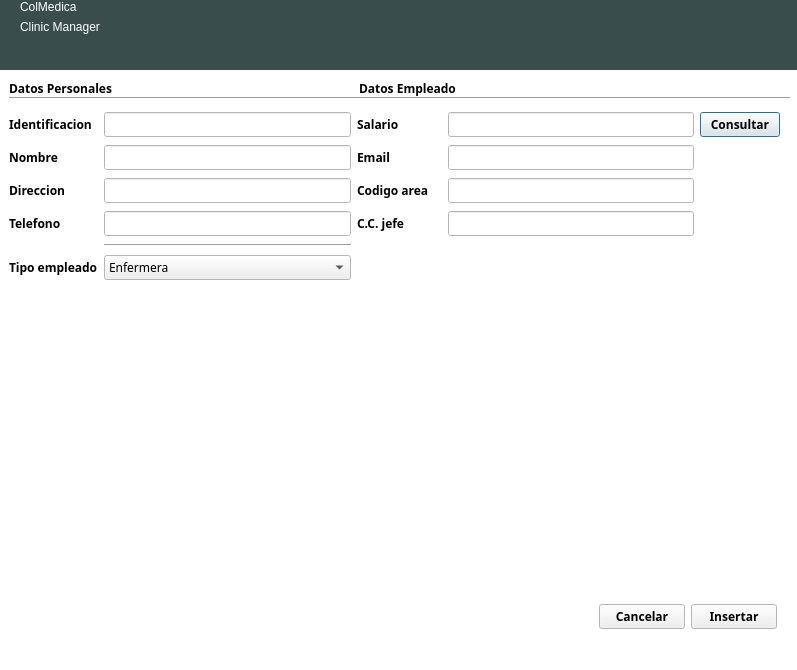
Old version of the form gui/administrador_uis/DialogEmpleado.ui in the repository BryanTabarez/ProyectoBD.
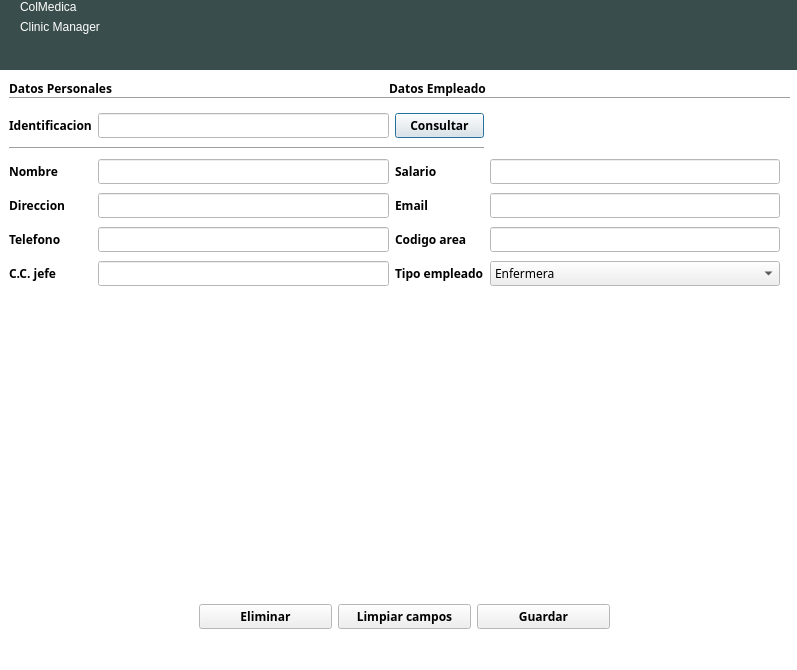
New version of the form.

```diff
--- a/gui/administrador_uis/DialogEmpleado.ui
+++ b/gui/administrador_uis/DialogEmpleado.ui
@@ -281,27 +281,11 @@
       <x>10</x>
       <y>40</y>
       <width>771</width>
-      <height>176</height>
+      <height>180</height>
      </rect>
     </property>
     <layout class="QGridLayout" name="gridLayout">
-     <item row="0" column="3">
-      <widget class="QLineEdit" name="lineEditSalario">
-       <property name="font">
-        <font>
-         <weight>50</weight>
-         <bold>false</bold>
-        </font>
-       </property>
-       <property name="inputMethodHints">
-        <set>Qt::ImhDigitsOnly</set>
-       </property>
-       <property name="inputMask">
-        <string/>
-       </property>
-      </widget>
-     </item>
-     <item row="1" column="1">
+     <item row="2" column="1">
       <widget class="QLineEdit" name="lineEditNombre">
        <property name="font">
         <font>
@@ -317,7 +301,7 @@
        </property>
       </widget>
      </item>
-     <item row="1" column="0">
+     <item row="2" column="0">
       <widget class="QLabel" name="labelNombre">
        <property name="mouseTracking">
         <bool>false</bool>
@@ -327,14 +311,14 @@
        </property>
       </widget>
      </item>
-     <item row="3" column="0">
+     <item row="4" column="0">
       <widget class="QLabel" name="labelTelefono">
        <property name="text">
         <string>Telefono</string>
        </property>
       </widget>
      </item>
-     <item row="3" column="1">
+     <item row="4" column="1">
       <widget class="QLineEdit" name="lineEditTelefono">
        <property name="font">
         <font>
@@ -353,7 +337,7 @@
        </property>
       </widget>
      </item>
-     <item row="2" column="0">
+     <item row="3" column="0">
       <widget class="QLabel" name="labelDireccion">
        <property name="mouseTracking">
         <bool>false</bool>
@@ -363,7 +347,7 @@
        </property>
       </widget>
      </item>
-     <item row="2" column="1">
+     <item row="3" column="1">
       <widget class="QLineEdit" name="lineEditDireccion">
        <property name="font">
         <font>
@@ -389,9 +373,6 @@
        </property>
       </widget>
      </item>
-     <item row="3" column="3">
-      <widget class="QLineEdit" name="lineEditJefe"/>
-     </item>
      <item row="0" column="1">
       <widget class="QLineEdit" name="lineEditIdentificacion">
        <property name="font">
@@ -411,20 +392,14 @@
        </property>
       </widget>
      </item>
-     <item row="1" column="3">
-      <widget class="QLineEdit" name="lineEditEmail">
-       <property name="font">
-        <font>
-         <weight>50</weight>
-         <bold>false</bold>
-        </font>
-       </property>
-       <property name="inputMask">
-        <string/>
+     <item row="3" column="2">
+      <widget class="QLabel" name="labelEmail">
+       <property name="text">
+        <string>Email</string>
        </property>
       </widget>
      </item>
-     <item row="2" column="2">
+     <item row="4" column="2">
       <widget class="QLabel" name="labelCodigoArea">
        <property name="mouseTracking">
         <bool>true</bool>
@@ -434,45 +409,70 @@
        </property>
       </widget>
      </item>
-     <item row="0" column="2">
+     <item row="5" column="1">
+      <widget class="QLineEdit" name="lineEditJefe"/>
+     </item>
+     <item row="2" column="3">
+      <widget class="QLineEdit" name="lineEditSalario">
+       <property name="font">
+        <font>
+         <weight>50</weight>
+         <bold>false</bold>
+        </font>
+       </property>
+       <property name="inputMethodHints">
+        <set>Qt::ImhDigitsOnly</set>
+       </property>
+       <property name="inputMask">
+        <string/>
+       </property>
+      </widget>
+     </item>
+     <item row="3" column="3">
+      <widget class="QLineEdit" name="lineEditEmail">
+       <property name="font">
+        <font>
+         <weight>50</weight>
+         <bold>false</bold>
+        </font>
+       </property>
+       <property name="inputMask">
+        <string/>
+       </property>
+      </widget>
+     </item>
+     <item row="4" column="3">
+      <widget class="QLineEdit" name="lineEditCodigoArea"/>
+     </item>
+     <item row="2" column="2">
       <widget class="QLabel" name="labelSalario">
        <property name="text">
         <string>Salario              </string>
        </property>
       </widget>
      </item>
-     <item row="3" column="2">
+     <item row="5" column="2">
+      <widget class="QLabel" name="labelTipoEmpleado">
+       <property name="text">
+        <string>Tipo empleado</string>
+       </property>
+      </widget>
+     </item>
+     <item row="5" column="0">
       <widget class="QLabel" name="labelCodigoJefe">
        <property name="text">
         <string>C.C. jefe</string>
        </property>
       </widget>
      </item>
-     <item row="1" column="2">
-      <widget class="QLabel" name="labelEmail">
-       <property name="text">
-        <string>Email</string>
-       </property>
-      </widget>
-     </item>
-     <item row="2" column="3">
-      <widget class="QLineEdit" name="lineEditCodigoArea"/>
-     </item>
-     <item row="0" column="4">
+     <item row="0" column="2">
       <widget class="QPushButton" name="pushButtonConsultar">
        <property name="text">
         <string>Consultar</string>
        </property>
       </widget>
      </item>
-     <item row="5" column="0">
-      <widget class="QLabel" name="labelTipoEmpleado">
-       <property name="text">
-        <string>Tipo empleado</string>
-       </property>
-      </widget>
-     </item>
-     <item row="5" column="1">
+     <item row="5" column="3">
       <widget class="QComboBox" name="comboBoxTipoEmpleado">
        <property name="font">
         <font>
@@ -492,7 +492,7 @@
        </item>
       </widget>
      </item>
-     <item row="4" column="1">
+     <item row="1" column="0" colspan="3">
       <widget class="Line" name="lineDatosPersonales_2">
        <property name="orientation">
         <enum>Qt::Horizontal</enum>
@@ -504,7 +504,7 @@
    <widget class="QLabel" name="labelDatosPersonales_2">
     <property name="geometry">
      <rect>
-      <x>360</x>
+      <x>390</x>
       <y>10</y>
       <width>131</width>
       <height>16</height>
@@ -517,9 +517,9 @@
    <widget class="QWidget" name="layoutWidget">
     <property name="geometry">
      <rect>
-      <x>600</x>
+      <x>200</x>
       <y>530</y>
-      <width>178</width>
+      <width>411</width>
       <height>33</height>
      </rect>
     </property>
@@ -527,14 +527,21 @@
      <item>
       <widget class="QPushButton" name="pushButtonCancelar">
        <property name="text">
-        <string>Cancelar</string>
+        <string>Eliminar</string>
        </property>
       </widget>
      </item>
      <item>
       <widget class="QPushButton" name="pushButtonInsertar">
        <property name="text">
-        <string>Insertar</string>
+        <string>Limpiar campos</string>
+       </property>
+      </widget>
+     </item>
+     <item>
+      <widget class="QPushButton" name="pushButtonGuardar">
+       <property name="text">
+        <string>Guardar</string>
        </property>
       </widget>
      </item>
```
Left out of the diff: 11 changed lines with no effect on the pictures.
